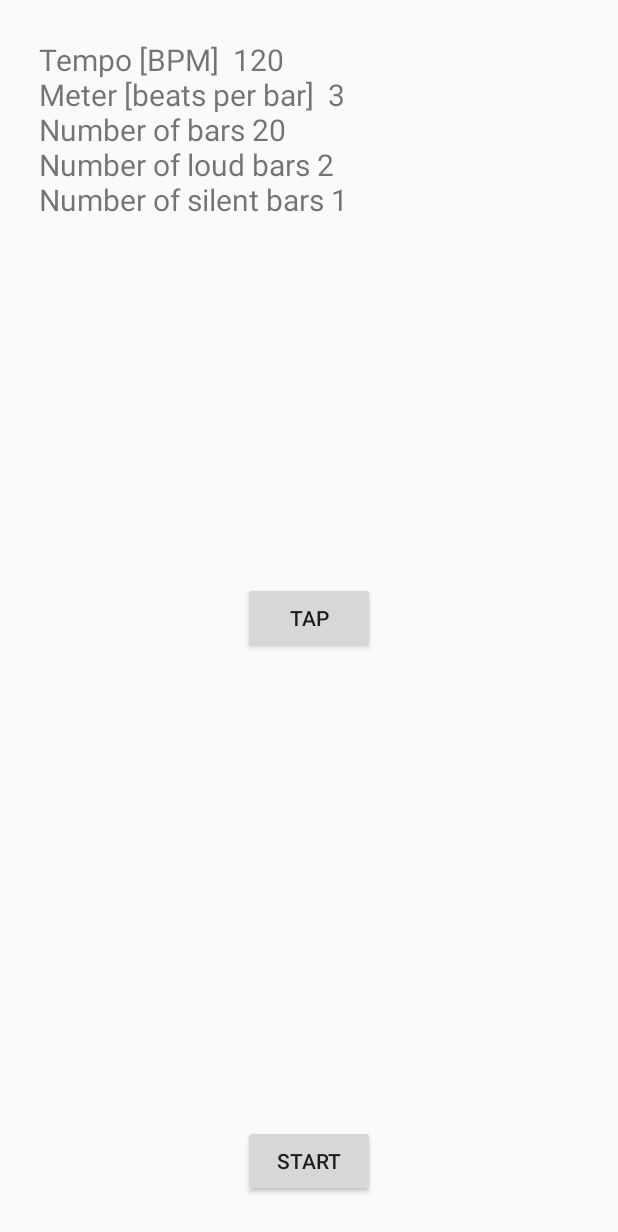
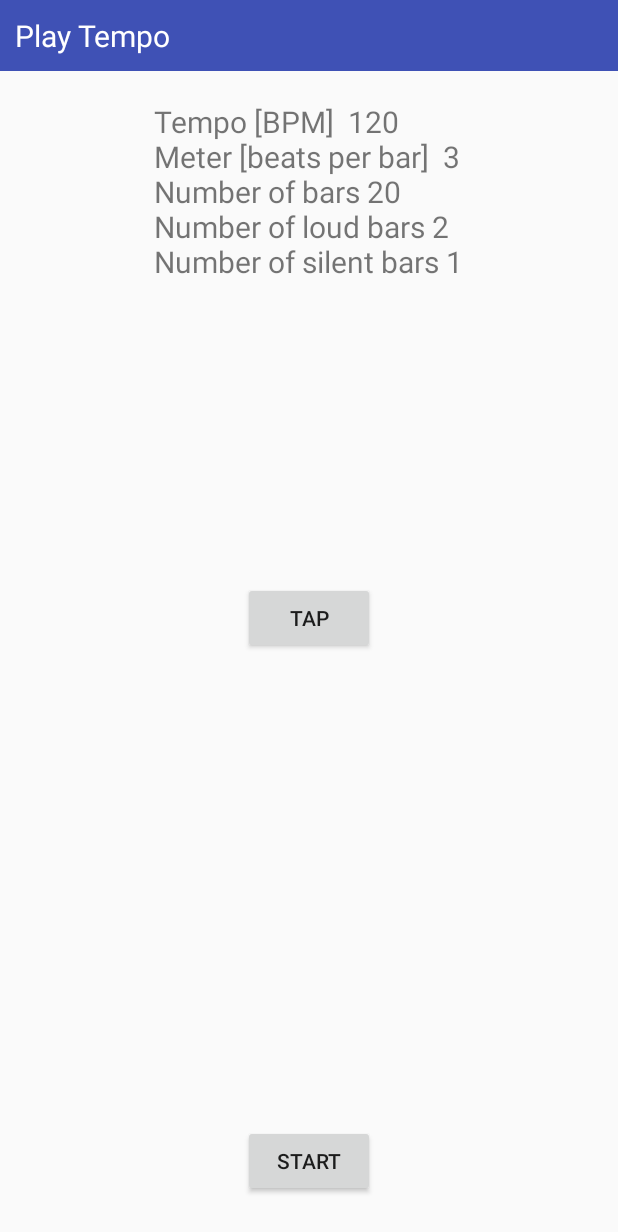
Before and after one commit to IreAlMar/PocketRhythmTrainer, an Android app: the screen it shows after launch (PlayTempoActivity), after a tap on "PLAY", on a phone screen of 412 x 824 dp. Shown: the top 1232 px of the screen. Run offline under Robolectric (Android 15) with nearby library versions, the light colour scheme and no system bars.

Commit message:
Save round activity finished. Added some GUI improvements to PlayTempoActivity

```diff
--- a/app/src/main/AndroidManifest.xml
+++ b/app/src/main/AndroidManifest.xml
@@ -20,14 +20,14 @@
         </activity>
         <activity
             android:name=".PlayTempoActivity"
-            android:label="@string/title_activity_play_tempo"
-            android:theme="@style/AppTheme.NoActionBar" />
+            android:label="@string/title_activity_play_tempo"/>
         <activity
             android:name=".EndOfExerciseActivity"
             android:label="@string/title_activity_end_of_exercise" />
         <activity
             android:name=".SaveRoundActivity"
-            android:label="@string/title_activity_save_round"/>
+            android:label="@string/title_activity_save_round"
+            android:theme="@android:style/Theme.Dialog" />
     </application>
 
 </manifest>
--- a/app/src/main/java/com/irene/pocketrhythmtrainer/PlayTempoActivity.java
+++ b/app/src/main/java/com/irene/pocketrhythmtrainer/PlayTempoActivity.java
@@ -137,11 +137,6 @@ public class PlayTempoActivity extends Activity implements SoundPool.OnLoadCompl
             }
         });
     }
-
-    /*private void saveScoreDialog(){
-        DialogFragment dialog = new SaveRoundDialogFragment();
-        dialog.show(getSupportFragmentManager(), "saveScore");
-    }*/
 
     private void dbSaveScore(final long score) {
         Intent intent = new Intent(getApplicationContext(), SaveRoundActivity.class);
--- a/app/src/main/java/com/irene/pocketrhythmtrainer/SaveRoundActivity.java
+++ b/app/src/main/java/com/irene/pocketrhythmtrainer/SaveRoundActivity.java
@@ -1,15 +1,15 @@
 package com.irene.pocketrhythmtrainer;
 
+import android.app.Activity;
 import android.content.Intent;
 import android.os.Bundle;
-import android.support.v7.app.AppCompatActivity;
 import android.util.Log;
 import android.view.View;
 import android.widget.EditText;
 import android.widget.TextView;
 import android.widget.Toast;
 
-public class SaveRoundActivity extends AppCompatActivity {
+public class SaveRoundActivity extends Activity {
     private static final String TAG = SaveRoundActivity.class.getSimpleName();
     public static final String SCORE = "score";
     public static final String GAME = "nameG";
@@ -30,7 +30,7 @@ public class SaveRoundActivity extends AppCompatActivity {
         score = Long.parseLong(getIntent().getStringExtra(SCORE));
         game = getIntent().getStringExtra(GAME);
 
-        textSave.setText("Your score is  " + score +"% \n" + getText(R.string.save_message));
+        textSave.setText(String.format("Your score is  %d%% \n%s", score, getText(R.string.save_message)));
     }
 
     public void save(View view){
--- a/app/src/main/res/layout/activity_play_tempo.xml
+++ b/app/src/main/res/layout/activity_play_tempo.xml
@@ -5,20 +5,28 @@
     android:layout_width="match_parent"
     android:layout_height="match_parent"
     android:paddingBottom="@dimen/activity_vertical_margin"
-    android:paddingLeft="@dimen/activity_horizontal_margin"
-    android:paddingRight="@dimen/activity_horizontal_margin"
-    android:paddingTop="@dimen/activity_vertical_margin"
     app:layout_behavior="@string/appbar_scrolling_view_behavior"
     tools:context=".PlayTempoActivity">
 
     <TextView
+        android:layout_width="match_parent"
+        android:layout_height="wrap_content"
+        android:layout_alignParentTop="true"
+        android:id="@+id/play_tempo_title"
+        android:text="@string/title_activity_play_tempo"
+        android:textSize="@dimen/font_size_element"
+        android:textColor="#FFFFFF"
+        android:padding="@dimen/margin_element"
+        android:background="@color/colorPrimary"/>
+    <TextView
         android:layout_width="wrap_content"
         android:layout_height="wrap_content"
+        android:layout_margin="@dimen/margin_element"
+        android:layout_below="@+id/play_tempo_title"
+        android:layout_centerInParent="true"
         android:id="@+id/text_tempo"
         android:textSize="@dimen/font_size_element"
-        android:layout_margin="@dimen/margin_element"
-        android:layout_column="0"
-        android:layout_weight="1"/>
+        android:padding="@dimen/margin_element"/>
     <Button
         android:layout_width="wrap_content"
         android:layout_height="wrap_content"
--- a/app/src/main/res/values/strings.xml
+++ b/app/src/main/res/values/strings.xml
@@ -9,6 +9,7 @@
     <string name="text_silent">Number of silent bars</string>
     <string name="title_activity_play_tempo">Play Tempo</string>
     <string name="title_activity_end_of_exercise">End of exercise</string>
+    <string name="title_activity_save_round">Save round</string>
     <string name="tap">TAP</string>
     <string name="start">START</string>
     <string name="stop">STOP</string>
@@ -22,7 +23,6 @@
     <string name="press_start">Press start!</string>
     <string name="save_title">Save score</string>
     <string name="save_message">Do you want to save this round?</string>
-    <string name="title_activity_save_round">SaveRoundActivity</string>
-    <string name="calcel">Cancel</string>
     <string name="empty_field">Emty field.</string>
+    <string name="your_name_here">Your name here</string>
 </resources>
```
Also changed, not shown: app/src/main/java/com/irene/pocketrhythmtrainer/SaveRoundDialogFragment.java (deleted, +0 -54 lines), app/src/main/res/layout/activity_save_round.xml (+23 -20 lines), app/src/main/res/layout/activity_save_score.xml (deleted, +0 -12 lines), app/src/main/res/layout/activity_score_board.xml (deleted, +0 -21 lines).
